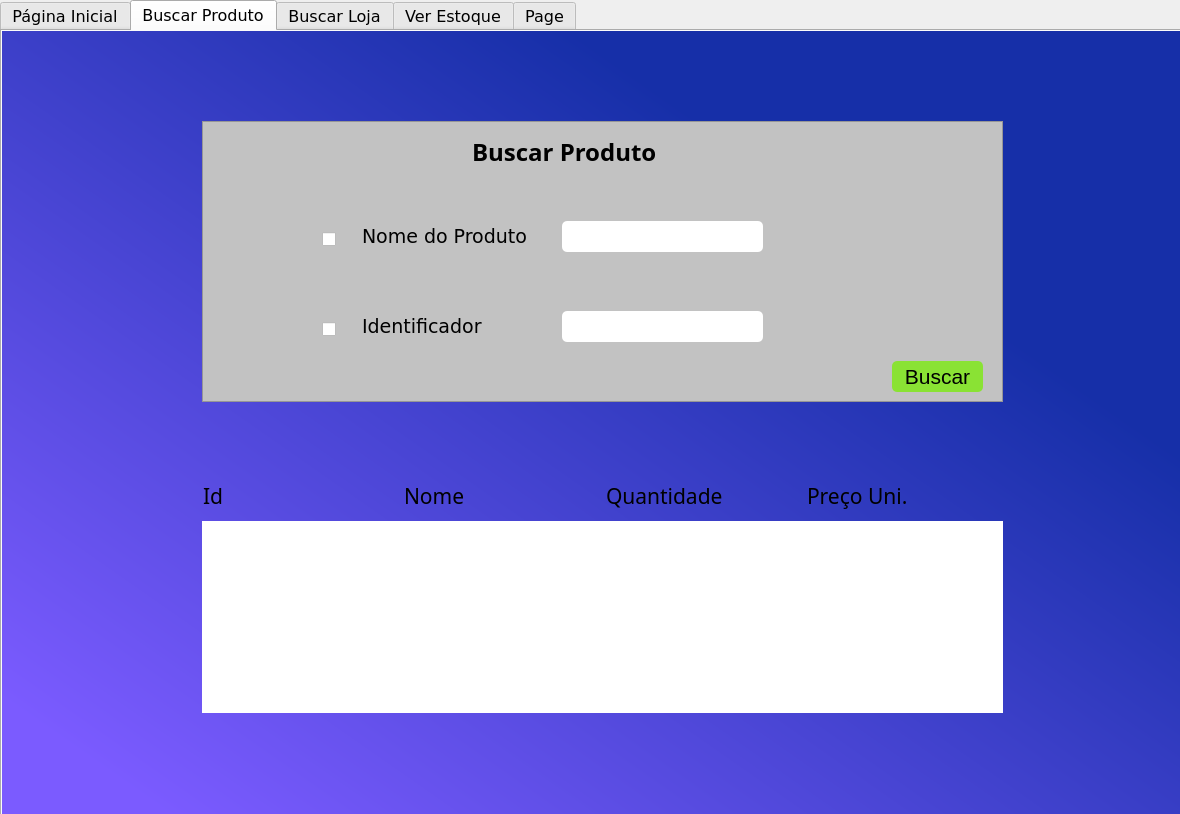
Above: telas/Home.ui from FranciscoMaik/Toth before the change. Below: the same form after it.
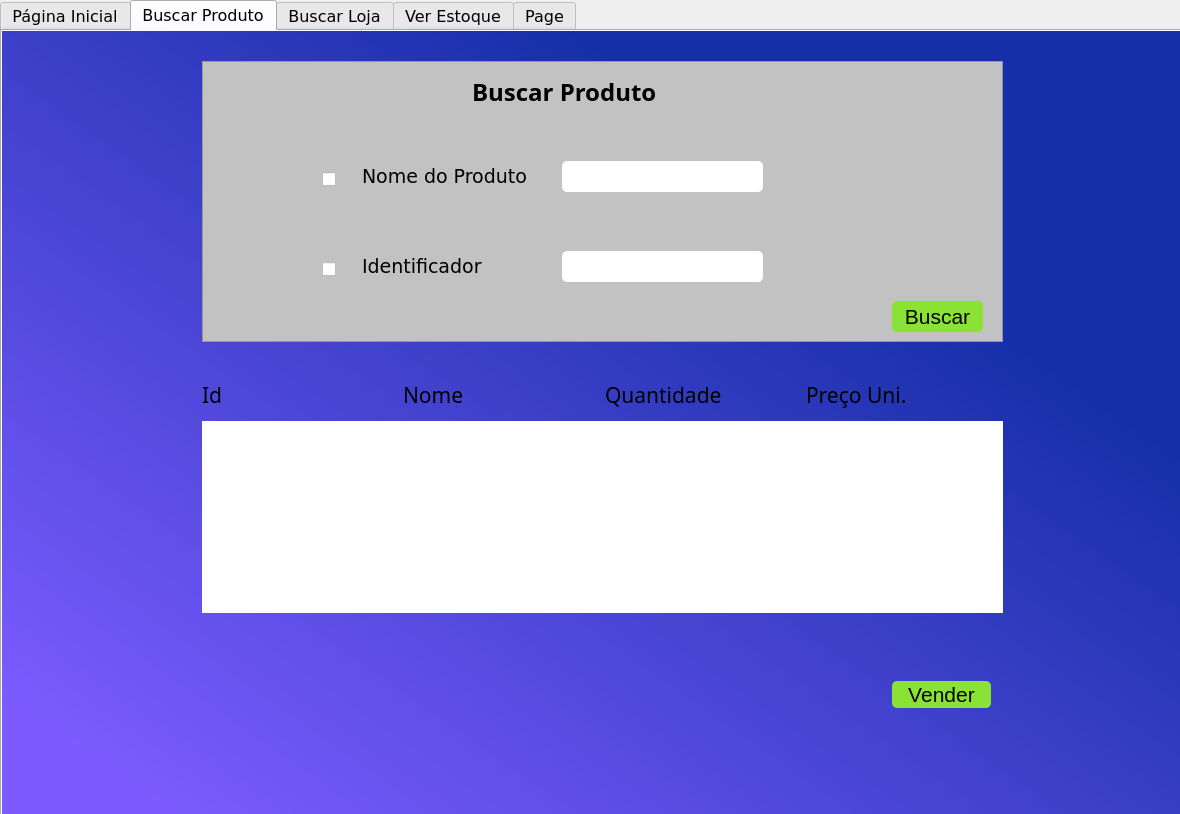
That is the form after the change. The open tabs and pages were chosen to show the change.

The edit to the form file:
```diff
--- a/telas/Home.ui
+++ b/telas/Home.ui
@@ -274,7 +274,7 @@
      <property name="geometry">
       <rect>
        <x>470</x>
-       <y>100</y>
+       <y>40</y>
        <width>221</width>
        <height>41</height>
       </rect>
@@ -295,7 +295,7 @@
      <property name="geometry">
       <rect>
        <x>560</x>
-       <y>190</y>
+       <y>130</y>
        <width>201</width>
        <height>31</height>
       </rect>
@@ -316,7 +316,7 @@
      <property name="geometry">
       <rect>
        <x>560</x>
-       <y>280</y>
+       <y>220</y>
        <width>201</width>
        <height>31</height>
       </rect>
@@ -337,7 +337,7 @@
      <property name="geometry">
       <rect>
        <x>200</x>
-       <y>90</y>
+       <y>30</y>
        <width>801</width>
        <height>281</height>
       </rect>
@@ -454,28 +454,11 @@
       </property>
      </widget>
     </widget>
-    <widget class="QWidget" name="layoutWidget">
-     <property name="geometry">
-      <rect>
-       <x>170</x>
-       <y>460</y>
-       <width>801</width>
-       <height>29</height>
-      </rect>
-     </property>
-     <property name="font">
-      <font>
-       <family>Microsoft PhagsPa</family>
-       <pointsize>16</pointsize>
-      </font>
-     </property>
-     <layout class="QHBoxLayout" name="horizontalLayout"/>
-    </widget>
     <widget class="QColumnView" name="cv_mostrar_produtos">
      <property name="geometry">
       <rect>
        <x>200</x>
-       <y>490</y>
+       <y>390</y>
        <width>801</width>
        <height>192</height>
       </rect>
@@ -489,8 +472,8 @@
     <widget class="QLabel" name="label_16">
      <property name="geometry">
       <rect>
-       <x>402</x>
-       <y>451</y>
+       <x>401</x>
+       <y>350</y>
        <width>196</width>
        <height>27</height>
       </rect>
@@ -508,8 +491,8 @@
     <widget class="QLabel" name="label_15">
      <property name="geometry">
       <rect>
-       <x>201</x>
-       <y>451</y>
+       <x>200</x>
+       <y>350</y>
        <width>195</width>
        <height>27</height>
       </rect>
@@ -527,8 +510,8 @@
     <widget class="QLabel" name="label_18">
      <property name="geometry">
       <rect>
-       <x>805</x>
-       <y>451</y>
+       <x>804</x>
+       <y>350</y>
        <width>195</width>
        <height>27</height>
       </rect>
@@ -546,8 +529,8 @@
     <widget class="QLabel" name="label_17">
      <property name="geometry">
       <rect>
-       <x>604</x>
-       <y>451</y>
+       <x>603</x>
+       <y>350</y>
        <width>195</width>
        <height>27</height>
       </rect>
@@ -562,7 +545,29 @@
       <string>Quantidade</string>
      </property>
     </widget>
-    <zorder>layoutWidget</zorder>
+    <widget class="QPushButton" name="btn_vender">
+     <property name="geometry">
+      <rect>
+       <x>890</x>
+       <y>650</y>
+       <width>99</width>
+       <height>27</height>
+      </rect>
+     </property>
+     <property name="font">
+      <font>
+       <pointsize>16</pointsize>
+      </font>
+     </property>
+     <property name="styleSheet">
+      <string notr="true">#btn_vender{
+background-color:rgb(138, 226, 52);
+border-radius: 5px;}</string>
+     </property>
+     <property name="text">
+      <string>Vender</string>
+     </property>
+    </widget>
     <zorder>frame_4</zorder>
     <zorder>label_12</zorder>
     <zorder>txt_nome_produto</zorder>
```
Left out of the diff: 3 changed lines with no effect on the pictures.
